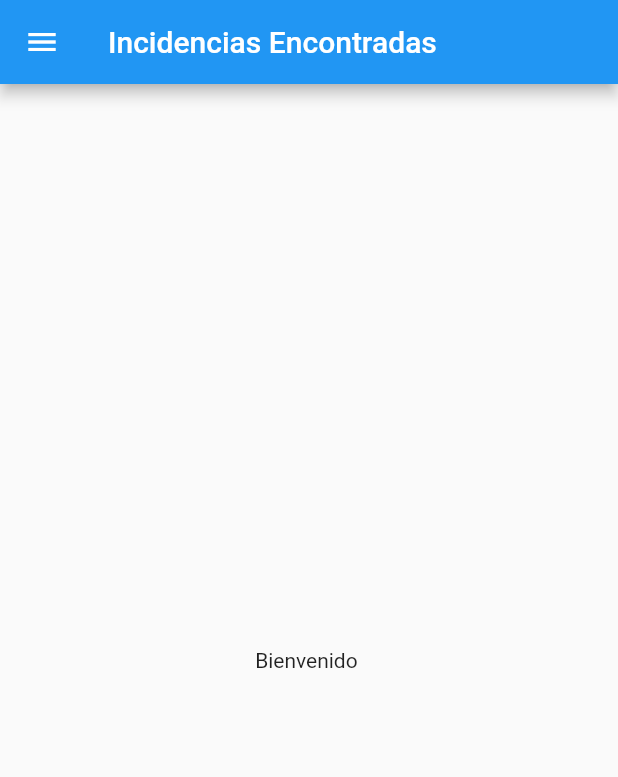
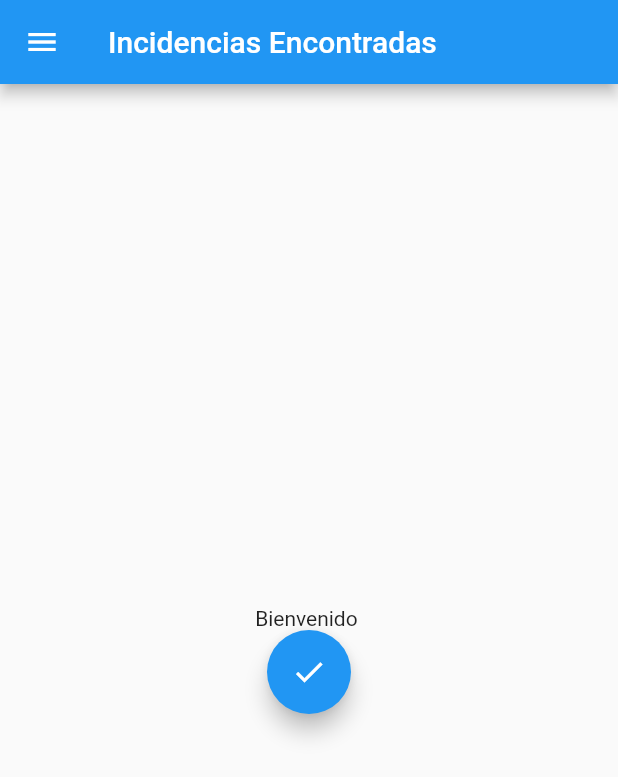
Before and after one commit to malenarojas/Proyecto-taller, a Flutter app: the screen it shows after launch, after a tap on "Ingresar", on a phone screen of 412 x 824 dp. Shown: the top 777 px of the screen. Run offline on Flutter 3.47's test engine with Material 2 defaults, Android fonts, the phone set to English and light mode, and no system bars; our stand-ins replace animate_do, bloc, equatable, firebase_core, firebase_messaging, flutter_bloc and 8 more; accounts and stored records are empty; network calls fail.

Commit message:
subiendo boton

```diff
--- a/lib/widgets/drawer_screen.dart
+++ b/lib/widgets/drawer_screen.dart
@@ -20,10 +20,25 @@ class _MainPageState extends State<MainPage> {
 
   void initState() {
     super.initState();
+   showResultPage(widget.codigo);
    pages = [
      Center(
-      child: Text('Bienvenido ${widget.codigo}'),
-    ),
+        child: Column(
+          mainAxisAlignment: MainAxisAlignment.center,
+          children: [
+            Text('Bienvenido ${widget.codigo}'),
+            showButton // Mostrar el botón si showButton es true
+                ? FloatingActionButton(
+                    onPressed: () {
+                      // Aquí puedes agregar la funcionalidad del botón
+                      // Por ejemplo, navegar a otra página, mostrar un diálogo, etc.
+                    },
+                    child: Icon(Icons.done),
+                  )
+                : Container(),
+          ],
+        ),
+      ),
     const Center(
       child: Text('Registrar Incidencias'),
     ),
@@ -59,8 +74,8 @@ void updateState(int index) {
     }
   }
 
-  void showResultPage() {
-    String number = '123'; // Reemplaza esto por el número encontrado
+  void showResultPage(String codigo) {
+    String number = '218099282'; // Reemplaza esto por el número encontrado
     bool isValid = isValidNumber(number);
 
     if (isValid) {
@@ -217,15 +232,7 @@ void updateState(int index) {
           ],
         ),
       ),
-       floatingActionButton: showButton // Mostrar el botón si showButton es true
-          ? FloatingActionButton(
-              onPressed: () {
-                // Aquí puedes agregar la funcionalidad del botón
-                // Por ejemplo, navegar a otra página, mostrar un diálogo, etc.
-              },
-              child: Icon(Icons.done),
-            )
-          : null,
+
     );
   }
 }
```
